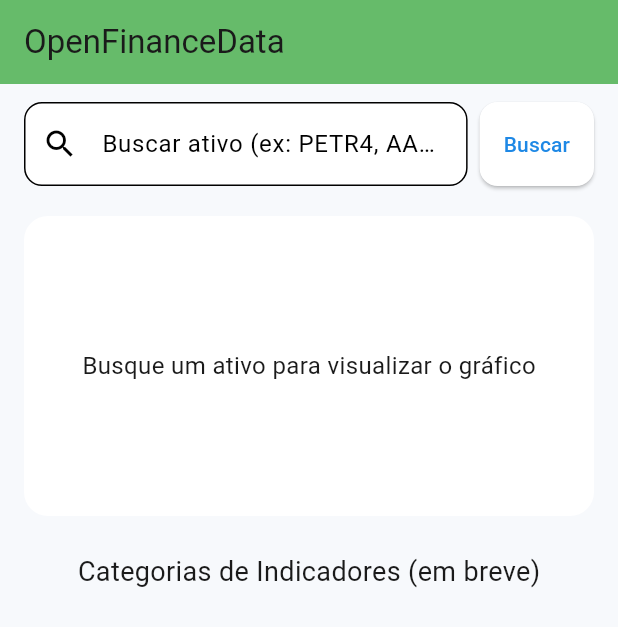
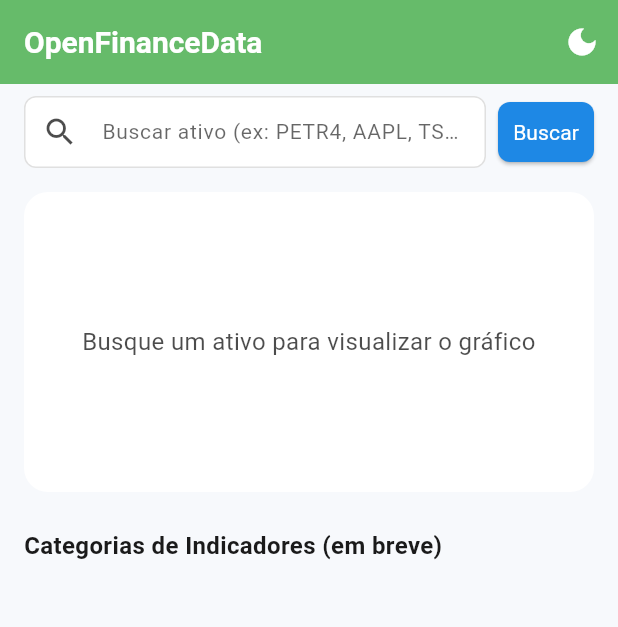
Before and after one commit to wilianAlbrecht/open_finance_data_front, a Flutter app: the screen it shows after launch, on a phone screen of 412 x 824 dp. Shown: the top 627 px of the screen. Run offline on Flutter 3.47's test engine with Material 3 defaults, Android fonts, the phone set to English and light mode, and no system bars; our stand-ins replace dio, fl_chart.

Commit message:
modularizado os estilos do projeto e adicionado o botão para escolher entre dark mode ou light mode.

```diff
--- a/lib/app/app_widget.dart
+++ b/lib/app/app_widget.dart
@@ -1,10 +1,13 @@
 import 'package:flutter/material.dart';
 import 'package:provider/provider.dart';
 
-import '../core/theme/dark_theme.dart';
-import '../core/theme/light_theme.dart';
+import '../core/theme/themes/app_dark_theme.dart';
+import '../core/theme/themes/app_light_theme.dart';
+import '../core/theme/theme_controller.dart';
+
 import '../modules/indicators/indicators_controller.dart';
 import '../data/services/openfinance_api.dart';
+
 import 'routes/app_pages.dart';
 import 'routes/app_routes.dart';
 
@@ -17,15 +20,26 @@ class AppWidget extends StatelessWidget {
       providers: [
         Provider(create: (_) => OpenFinanceApi()),
         ChangeNotifierProvider(create: (_) => IndicatorsController()),
+        ChangeNotifierProvider(create: (_) => ThemeController()), // << NOVO
       ],
-      child: MaterialApp(
+      child: Consumer<ThemeController>(
+        builder: (context, themeController, _) {
+          return MaterialApp(
             title: 'OpenFinanceData',
             debugShowCheckedModeBanner: false,
+
+            // TEMAS
             theme: AppLightTheme.theme,
             darkTheme: AppDarkTheme.theme,
-        themeMode: ThemeMode.system,
+
+            // AGORA É CONTROLADO PELO BOTÃO
+            themeMode: themeController.themeMode,
+
+            // ROTAS
             initialRoute: AppRoutes.indicators,
             routes: AppPages.routes,
+          );
+        },
       ),
     );
   }
--- /dev/null
+++ b/lib/core/theme/app_layout.dart
@@ -0,0 +1,60 @@
+import 'package:flutter/material.dart';
+
+/// Tokens de layout fixos da identidade visual.
+/// Diferente de temas, esses valores NÃO mudam no dark/light.
+/// São usados para deixar o layout consistente e modular.
+class AppLayout {
+  // ======== RADIUS ========
+
+  /// Raio padrão para todos os cards, containers, chips, botões etc.
+  static const BorderRadius radiusMd = BorderRadius.all(Radius.circular(16));
+
+  /// Raio pequeno (inputs, elementos compactos)
+  static const BorderRadius radiusSm = BorderRadius.all(Radius.circular(8));
+
+  /// Raio grande (cards destacados, modais)
+  static const BorderRadius radiusLg = BorderRadius.all(Radius.circular(24));
+
+  // ======== PADDINGS ========
+
+  /// Padding padrão interno de containers/cards
+  static const EdgeInsets paddingMd = EdgeInsets.all(16);
+
+  /// Padding pequeno (chips, tags, botões compactos)
+  static const EdgeInsets paddingSm = EdgeInsets.all(8);
+
+  /// Padding grande (seções)
+  static const EdgeInsets paddingLg = EdgeInsets.all(24);
+
+  // ======== MARGINS ========
+
+  static const EdgeInsets marginSm = EdgeInsets.all(8);
+  static const EdgeInsets marginMd = EdgeInsets.all(16);
+  static const EdgeInsets marginLg = EdgeInsets.all(24);
+
+  // ======== SHAPES UTILITÁRIAS ========
+
+  /// Borda padrão leve
+  static BorderSide get defaultBorder => BorderSide(
+        color: Colors.black12,
+        width: 1,
+      );
+
+  /// Sombra leve universal (independente do tema)
+  static const List<BoxShadow> shadowSm = [
+    BoxShadow(
+      color: Color(0x22000000),
+      blurRadius: 6,
+      offset: Offset(0, 3),
+    ),
+  ];
+
+  /// Sombra média
+  static const List<BoxShadow> shadowMd = [
+    BoxShadow(
+      color: Color(0x33000000),
+      blurRadius: 10,
+      offset: Offset(0, 4),
+    ),
+  ];
+}
--- a/lib/core/theme/dark_theme.dart
+++ /dev/null
@@ -1,26 +0,0 @@
-import 'package:flutter/material.dart';
-import 'app_colors.dart';
-
-class AppDarkTheme {
-  static ThemeData get theme {
-    return ThemeData(
-      brightness: Brightness.dark,
-      scaffoldBackgroundColor: AppColors.backgroundDark,
-      colorScheme: ColorScheme.dark(
-        primary: AppColors.primary,
-        secondary: AppColors.secondary,
-        surface: AppColors.cardDark,
-      ),
-      appBarTheme: AppBarTheme(
-        backgroundColor: AppColors.headerDark,
-        foregroundColor: AppColors.textDark,
-        elevation: 0,
-      ),
-      cardColor: AppColors.cardDark,
-      textTheme: const TextTheme(
-        bodyMedium: TextStyle(color: AppColors.textDark),
-      ),
-      dividerColor: AppColors.dividerDark,
-    );
-  }
-}
--- a/lib/core/theme/light_theme.dart
+++ /dev/null
@@ -1,26 +0,0 @@
-import 'package:flutter/material.dart';
-import 'app_colors.dart';
-
-class AppLightTheme {
-  static ThemeData get theme {
-    return ThemeData(
-      brightness: Brightness.light,
-      scaffoldBackgroundColor: AppColors.backgroundLight,
-      colorScheme: ColorScheme.light(
-        primary: AppColors.primary,
-        secondary: AppColors.secondary,
-        surface: AppColors.cardLight,
-      ),
-      appBarTheme: AppBarTheme(
-        backgroundColor: AppColors.headerLight,
-        foregroundColor: AppColors.textLight,
-        elevation: 0,
-      ),
-      cardColor: AppColors.cardLight,
-      textTheme: const TextTheme(
-        bodyMedium: TextStyle(color: AppColors.textLight),
-      ),
-      dividerColor: AppColors.dividerLight,
-    );
-  }
-}
--- /dev/null
+++ b/lib/core/theme/theme_controller.dart
@@ -0,0 +1,16 @@
+import 'package:flutter/material.dart';
+
+class ThemeController extends ChangeNotifier {
+  ThemeMode _themeMode = ThemeMode.system;
+
+  ThemeMode get themeMode => _themeMode;
+
+  void toggleTheme() {
+    if (_themeMode == ThemeMode.light) {
+      _themeMode = ThemeMode.dark;
+    } else {
+      _themeMode = ThemeMode.light;
+    }
+    notifyListeners();
+  }
+}
--- /dev/null
+++ b/lib/core/theme/themes/app_dark_theme.dart
@@ -0,0 +1,48 @@
+import 'package:flutter/material.dart';
+import 'package:open_finance_data_front/core/theme/app_layout.dart';
+
+import '../app_colors.dart';
+import 'extensions/app_card_theme.dart';
+import 'extensions/app_chart_theme.dart';
+import 'extensions/app_chip_theme.dart';
+
+class AppDarkTheme {
+  static ThemeData get theme {
+    return ThemeData(
+      brightness: Brightness.dark,
+      scaffoldBackgroundColor: AppColors.backgroundDark,
+
+      colorScheme: const ColorScheme.dark(
+        primary: AppColors.primary,
+        secondary: AppColors.secondary,
+        surface: AppColors.cardDark,
+      ),
+
+      appBarTheme: const AppBarTheme(
+        backgroundColor: AppColors.headerDark,
+        foregroundColor: AppColors.textDark,
+        elevation: 0,
+      ),
+
+      cardColor: AppColors.cardDark,
+
+      textTheme: const TextTheme(
+        bodyMedium: TextStyle(color: AppColors.textDark),
+      ),
+
+      dividerColor: AppColors.dividerDark,
+
+      elevatedButtonTheme: ElevatedButtonThemeData(
+        style: ElevatedButton.styleFrom(
+          backgroundColor: AppColors.secondary,
+          foregroundColor: Colors.white,
+          padding: AppLayout.paddingSm,
+          shape: RoundedRectangleBorder(borderRadius: AppLayout.radiusSm),
+        ),
+      ),
+
+      // Extensions
+      extensions: [AppChipTheme.dark, AppChartTheme.dark, AppCardTheme.dark],
+    );
+  }
+}
--- /dev/null
+++ b/lib/core/theme/themes/app_light_theme.dart
@@ -0,0 +1,49 @@
+import 'package:flutter/material.dart';
+import 'package:open_finance_data_front/core/theme/app_layout.dart';
+
+import '../app_colors.dart';
+import '../app_text_styles.dart';
+import 'extensions/app_card_theme.dart';
+import 'extensions/app_chart_theme.dart';
+import 'extensions/app_chip_theme.dart';
+
+class AppLightTheme {
+  static ThemeData get theme {
+    return ThemeData(
+      brightness: Brightness.light,
+      scaffoldBackgroundColor: AppColors.backgroundLight,
+
+      colorScheme: const ColorScheme.light(
+        primary: AppColors.primary,
+        secondary: AppColors.secondary,
+        surface: AppColors.cardLight,
+      ),
+
+      appBarTheme: const AppBarTheme(
+        backgroundColor: AppColors.headerLight,
+        foregroundColor: AppColors.textLight,
+        elevation: 0,
+      ),
+
+      cardColor: AppColors.cardLight,
+
+      textTheme: const TextTheme(
+        bodyMedium: TextStyle(color: AppColors.textLight),
+      ),
+
+      dividerColor: AppColors.dividerLight,
+
+      elevatedButtonTheme: ElevatedButtonThemeData(
+        style: ElevatedButton.styleFrom(
+          backgroundColor: AppColors.primary,
+          foregroundColor: Colors.white,
+          padding: AppLayout.paddingSm,
+          shape: RoundedRectangleBorder(borderRadius: AppLayout.radiusSm),
+        ),
+      ),
+
+      // Extensions
+      extensions: [AppChipTheme.light, AppChartTheme.light, AppCardTheme.light],
+    );
+  }
+}
--- /dev/null
+++ b/lib/core/theme/themes/extensions/app_card_theme.dart
@@ -0,0 +1,52 @@
+import 'package:flutter/material.dart';
+import 'dart:ui';
+import '../../app_colors.dart';
+
+class AppCardTheme extends ThemeExtension<AppCardTheme> {
+  final Color background;
+  final Color borderColor;
+  final double radius;
+
+  const AppCardTheme({
+    required this.background,
+    required this.borderColor,
+    required this.radius,
+  });
+
+  // Light preset
+  static const AppCardTheme light = AppCardTheme(
+    background: AppColors.cardLight,
+    borderColor: AppColors.dividerLight,
+    radius: 16,
+  );
+
+  // Dark preset
+  static const AppCardTheme dark = AppCardTheme(
+    background: AppColors.cardDark,
+    borderColor: AppColors.dividerDark,
+    radius: 16,
+  );
+
+  @override
+  AppCardTheme copyWith({
+    Color? background,
+    Color? borderColor,
+    double? radius,
+  }) {
+    return AppCardTheme(
+      background: background ?? this.background,
+      borderColor: borderColor ?? this.borderColor,
+      radius: radius ?? this.radius,
+    );
+  }
+
+  @override
+  AppCardTheme lerp(covariant ThemeExtension<AppCardTheme>? other, double t) {
+    if (other is! AppCardTheme) return this;
+    return AppCardTheme(
+      background: Color.lerp(background, other.background, t)!,
+      borderColor: Color.lerp(borderColor, other.borderColor, t)!,
+      radius: lerpDouble(radius, other.radius, t)!,
+    );
+  }
+}
--- /dev/null
+++ b/lib/core/theme/themes/extensions/app_chart_theme.dart
@@ -0,0 +1,65 @@
+import 'package:flutter/material.dart';
+import '../../app_colors.dart';
+
+class AppChartTheme extends ThemeExtension<AppChartTheme> {
+  final Color gridColor;
+  final Color closeColor;
+  final Color openColor;
+  final Color highColor;
+  final Color lowColor;
+
+  const AppChartTheme({
+    required this.gridColor,
+    required this.closeColor,
+    required this.openColor,
+    required this.highColor,
+    required this.lowColor,
+  });
+
+  // Light preset
+  static final AppChartTheme light = AppChartTheme(
+    gridColor: AppColors.dividerLight,
+    closeColor: AppColors.primary,
+    openColor: Colors.orange,
+    highColor: Colors.green,
+    lowColor: Colors.red,
+  );
+
+  // Dark preset
+  static final AppChartTheme dark = AppChartTheme(
+    gridColor: AppColors.dividerDark,
+    closeColor: AppColors.primary,
+    openColor: Colors.orange,
+    highColor: Colors.green,
+    lowColor: Colors.red,
+  );
+
+  @override
+  AppChartTheme copyWith({
+    Color? gridColor,
+    Color? closeColor,
+    Color? openColor,
+    Color? highColor,
+    Color? lowColor,
+  }) {
+    return AppChartTheme(
+      gridColor: gridColor ?? this.gridColor,
+      closeColor: closeColor ?? this.closeColor,
+      openColor: openColor ?? this.openColor,
+      highColor: highColor ?? this.highColor,
+      lowColor: lowColor ?? this.lowColor,
+    );
+  }
+
+  @override
+  AppChartTheme lerp(covariant ThemeExtension<AppChartTheme>? other, double t) {
+    if (other is! AppChartTheme) return this;
+    return AppChartTheme(
+      gridColor: Color.lerp(gridColor, other.gridColor, t)!,
+      closeColor: Color.lerp(closeColor, other.closeColor, t)!,
+      openColor: Color.lerp(openColor, other.openColor, t)!,
+      highColor: Color.lerp(highColor, other.highColor, t)!,
+      lowColor: Color.lerp(lowColor, other.lowColor, t)!,
+    );
+  }
+}
--- /dev/null
+++ b/lib/core/theme/themes/extensions/app_chip_theme.dart
@@ -0,0 +1,51 @@
+import 'package:flutter/material.dart';
+import '../../app_colors.dart';
+
+class AppChipTheme extends ThemeExtension<AppChipTheme> {
+  final Color selectedBg;
+  final Color borderColor;
+  final Color labelColor;
+
+  const AppChipTheme({
+    required this.selectedBg,
+    required this.borderColor,
+    required this.labelColor,
+  });
+
+  // Light preset
+  static const AppChipTheme light = AppChipTheme(
+    selectedBg: Color(0x221E88E5), // primary 12%
+    borderColor: AppColors.dividerLight,
+    labelColor: AppColors.textLightSecondary,
+  );
+
+  // Dark preset
+  static const AppChipTheme dark = AppChipTheme(
+    selectedBg: Color(0x331E88E5), // primary 20%
+    borderColor: AppColors.dividerDark,
+    labelColor: AppColors.textDarkSecondary,
+  );
+
+  @override
+  AppChipTheme copyWith({
+    Color? selectedBg,
+    Color? borderColor,
+    Color? labelColor,
+  }) {
+    return AppChipTheme(
+      selectedBg: selectedBg ?? this.selectedBg,
+      borderColor: borderColor ?? this.borderColor,
+      labelColor: labelColor ?? this.labelColor,
+    );
+  }
+
+  @override
+  AppChipTheme lerp(covariant ThemeExtension<AppChipTheme>? other, double t) {
+    if (other is! AppChipTheme) return this;
+    return AppChipTheme(
+      selectedBg: Color.lerp(selectedBg, other.selectedBg, t)!,
+      borderColor: Color.lerp(borderColor, other.borderColor, t)!,
+      labelColor: Color.lerp(labelColor, other.labelColor, t)!,
+    );
+  }
+}
--- /dev/null
+++ b/lib/core/widgets/theme_toggle_button.dart
@@ -0,0 +1,23 @@
+import 'package:flutter/material.dart';
+import 'package:provider/provider.dart';
+
+import '../theme/theme_controller.dart';
+
+class ThemeToggleButton extends StatelessWidget {
+  const ThemeToggleButton({super.key});
+
+  @override
+  Widget build(BuildContext context) {
+    final brightness = Theme.of(context).brightness;
+    final controller = context.read<ThemeController>();
+
+    return IconButton(
+      tooltip: 'Alterar tema',
+      onPressed: controller.toggleTheme,
+      icon: Icon(
+        brightness == Brightness.dark ? Icons.wb_sunny : Icons.dark_mode,
+        color: Theme.of(context).colorScheme.onPrimary,
+      ),
+    );
+  }
+}
--- a/lib/modules/indicators/indicators_page.dart
+++ b/lib/modules/indicators/indicators_page.dart
@@ -1,58 +1,88 @@
 import 'package:flutter/material.dart';
 import 'package:provider/provider.dart';
-import 'package:open_finance_data_front/modules/indicators/widgets/chart/price_line_chart.dart';
-import 'package:open_finance_data_front/modules/indicators/widgets/chart/price_filter_bar.dart';
 
-// Widgets existentes
+import '../../../../core/theme/app_layout.dart';
+import '../../../../core/theme/app_spacing.dart';
+import '../../../../core/theme/app_text_styles.dart';
+import '../../../../core/theme/themes/extensions/app_card_theme.dart';
+import '../../../core/widgets/theme_toggle_button.dart';
+import 'indicators_controller.dart';
+import 'widgets/categories_placeholder.dart';
+import 'widgets/chart/price_filter_bar.dart';
+import 'widgets/chart/price_line_chart.dart';
 import 'widgets/search_bar.dart';
-import 'widgets/categories_placeholder.dart';
 
-// Controller
-import 'indicators_controller.dart';
 
 class IndicatorsPage extends StatelessWidget {
   const IndicatorsPage({super.key});
 
   @override
   Widget build(BuildContext context) {
+    final cardTheme = Theme.of(context).extension<AppCardTheme>()!;
+    final textColor = Theme.of(context).colorScheme.onSurface;
+
     return Scaffold(
-      appBar: AppBar(title: const Text('OpenFinanceData'), elevation: 0),
+      appBar: AppBar(
+        title: Text(
+          'OpenFinanceData',
+          style: AppTextStyles.title.copyWith(
+            color: Theme.of(context).colorScheme.onPrimary,
+          ),
+        ),
+        elevation: 0,
+        actions: const [
+          ThemeToggleButton(),
+        ],
+      ),
+
       body: ListView(
+        padding: EdgeInsets.zero, // remove padding padrão
         children: [
+          // ========= SEARCH BAR =========
           const SearchBarWidget(),
 
+          // ========= CONSUMER PRINCIPAL =========
           Consumer<IndicatorsController>(
             builder: (context, controller, _) {
+              // ===== LOADING =====
               if (controller.isLoading) {
-                return const Padding(
-                  padding: EdgeInsets.all(20),
-                  child: Center(child: CircularProgressIndicator()),
+                return Padding(
+                  padding: const EdgeInsets.all(AppSpacing.lg),
+                  child: const Center(child: CircularProgressIndicator()),
                 );
               }
 
+              // ===== NENHUM ATIVO CARREGADO =====
               if (controller.close.isEmpty) {
                 return Container(
                   height: 200,
                   margin: const EdgeInsets.symmetric(
-                    horizontal: 16,
-                    vertical: 8,
+                    horizontal: AppSpacing.md,
+                    vertical: AppSpacing.sm,
                   ),
+                  padding: AppLayout.paddingMd,
                   decoration: BoxDecoration(
-                    color: Theme.of(context).colorScheme.surface,
-                    borderRadius: BorderRadius.circular(16),
+                    color: cardTheme.background,
+                    borderRadius: AppLayout.radiusMd,
                   ),
-                  child: const Center(
+                  child: Center(
                     child: Text(
                       "Busque um ativo para visualizar o gráfico",
-                      style: TextStyle(fontSize: 16),
+                      style: AppTextStyles.body.copyWith(
+                        fontSize: 16,
+                        color: textColor.withOpacity(0.7),
+                      ),
+                      textAlign: TextAlign.center,
                     ),
                   ),
                 );
               }
 
+              // ===== RESULTADO CARREGADO =====
               return Column(
+                crossAxisAlignment: CrossAxisAlignment.start,
                 children: [
-                  // 🔹 FILTROS
+                  // 🔹 FILTROS DO GRÁFICO
                   const PriceFilterBar(),
 
                   // 🔹 GRÁFICO
@@ -73,6 +103,7 @@ class IndicatorsPage extends StatelessWidget {
             },
           ),
 
+          // ========= PLACEHOLDER DAS CATEGORIAS =========
           const CategoriesPlaceholder(),
         ],
       ),
--- a/lib/modules/indicators/widgets/categories_placeholder.dart
+++ b/lib/modules/indicators/widgets/categories_placeholder.dart
@@ -1,20 +1,20 @@
 import 'package:flutter/material.dart';
+import '../../../../core/theme/app_spacing.dart';
+import '../../../../core/theme/app_text_styles.dart';
 
 class CategoriesPlaceholder extends StatelessWidget {
   const CategoriesPlaceholder({super.key});
 
   @override
   Widget build(BuildContext context) {
-    return Column(
-      children: const [
-        Padding(
-          padding: EdgeInsets.all(16),
-          child: Text(
-            'Categorias de Indicadores (em breve)',
-            style: TextStyle(fontSize: 18),
-          ),
-        ),
-      ],
+    final textColor = Theme.of(context).textTheme.bodyMedium!.color;
+
+    return Padding(
+      padding: const EdgeInsets.all(AppSpacing.md),
+      child: Text(
+        'Categorias de Indicadores (em breve)',
+        style: AppTextStyles.subtitle.copyWith(color: textColor),
+      ),
     );
   }
 }
--- a/lib/modules/indicators/widgets/search_bar.dart
+++ b/lib/modules/indicators/widgets/search_bar.dart
@@ -1,7 +1,12 @@
 import 'package:flutter/material.dart';
 import 'package:provider/provider.dart';
-import '../indicators_controller.dart'; // ajuste o path se necessário
 
+import '../../../../core/theme/app_spacing.dart';
+import '../../../../core/theme/app_layout.dart';
+import '../../../../core/theme/app_text_styles.dart';
+import '../../../../core/theme/themes/extensions/app_card_theme.dart';
+
+import '../indicators_controller.dart';
 
 class SearchBarWidget extends StatefulWidget {
   const SearchBarWidget({super.key});
@@ -16,47 +21,72 @@ class _SearchBarWidgetState extends State<SearchBarWidget> {
   void onSearch() {
     final value = controller.text.trim();
     if (value.isEmpty) return;
-
-    // Aqui você vai depois chamar:
-    // context.read(IndicatorsController).search(value);
-    // ou Navigator.pushNamed com o ativo
     context.read<IndicatorsController>().search(context, value);
   }
 
   @override
   Widget build(BuildContext context) {
+    final cardTheme = Theme.of(context).extension<AppCardTheme>()!;
+    final textColor = Theme.of(context).colorScheme.onSurface;
+
     return Padding(
-      padding: const EdgeInsets.symmetric(horizontal: 16, vertical: 12),
+      padding: const EdgeInsets.symmetric(
+        horizontal: AppSpacing.md,
+        vertical: AppSpacing.sm,
+      ),
       child: Row(
         children: [
-          // Campo de texto expandido
+          // ================= TEXT FIELD =================
           Expanded(
             child: TextField(
               controller: controller,
+              style: AppTextStyles.body.copyWith(color: textColor),
               decoration: InputDecoration(
                 hintText: 'Buscar ativo (ex: PETR4, AAPL, TSLA)',
-                prefixIcon: const Icon(Icons.search),
+                hintStyle: AppTextStyles.body.copyWith(
+                  color: textColor.withOpacity(0.6),
+                ),
+                prefixIcon: Icon(
+                  Icons.search,
+                  color: textColor.withOpacity(0.7),
+                ),
+
                 filled: true,
-                fillColor: Theme.of(context).colorScheme.surface,
+                fillColor: cardTheme.background,
+
+                contentPadding: AppLayout.paddingSm,
+
                 border: OutlineInputBorder(
-                  borderRadius: BorderRadius.circular(12),
+                  borderRadius: AppLayout.radiusSm,
+                  borderSide: BorderSide(color: cardTheme.borderColor),
+                ),
+                enabledBorder: OutlineInputBorder(
+                  borderRadius: AppLayout.radiusSm,
+                  borderSide: BorderSide(color: cardTheme.borderColor),
+                ),
+                focusedBorder: OutlineInputBorder(
+                  borderRadius: AppLayout.radiusSm,
+                  borderSide: BorderSide(
+                    color: Theme.of(context).colorScheme.primary,
+                    width: 2,
+                  ),
                 ),
               ),
+              onSubmitted: (_) => onSearch(),
             ),
           ),
 
-          const SizedBox(width: 8),
+          const SizedBox(width: AppSpacing.sm),
 
-          // Botão de buscar
+          // ================= BUTTON =================
           ElevatedButton(
             onPressed: onSearch,
-            style: ElevatedButton.styleFrom(
-              padding: const EdgeInsets.symmetric(horizontal: 16, vertical: 18),
-              shape: RoundedRectangleBorder(
-                borderRadius: BorderRadius.circular(12),
+            child: Text(
+              "Buscar",
+              style: AppTextStyles.body.copyWith(
+                color: Theme.of(context).colorScheme.onPrimary,
               ),
             ),
-            child: const Text("Buscar"),
           ),
         ],
       ),
```
Also changed, not shown: lib/modules/indicators/widgets/chart/price_filter_bar.dart (+29 -3 lines), lib/modules/indicators/widgets/chart/price_line_chart.dart (+43 -49 lines), lib/modules/indicators/widgets/chart_placeholder.dart (+17 -5 lines). Lines whose indentation alone changed are shown as unchanged.
